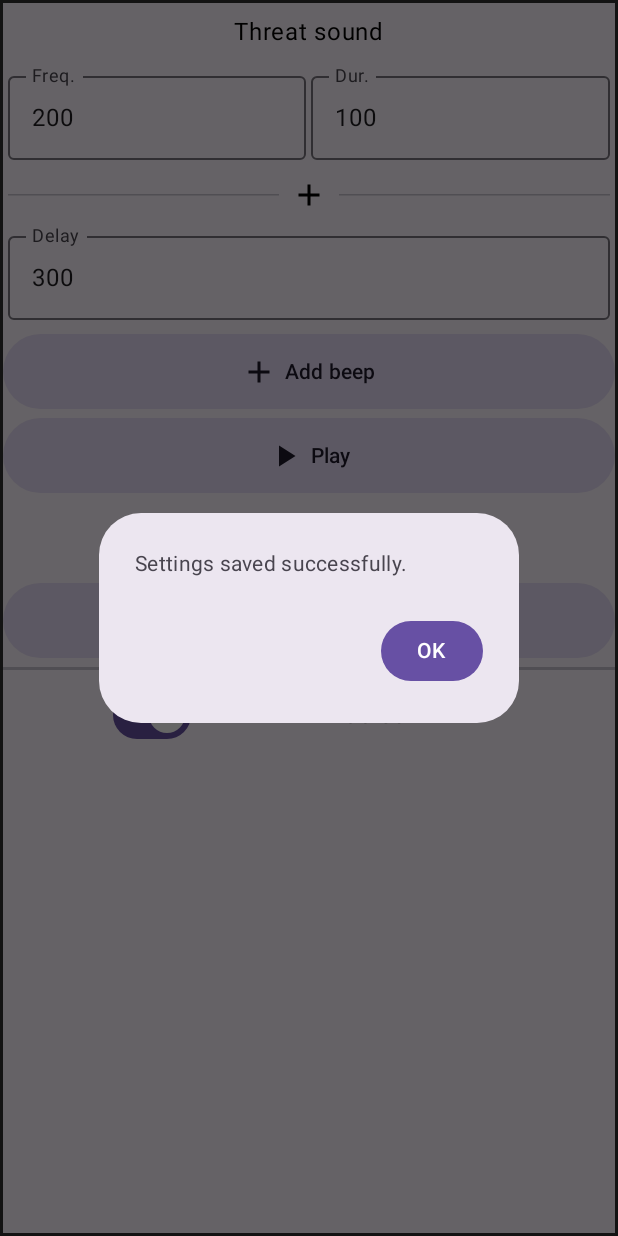
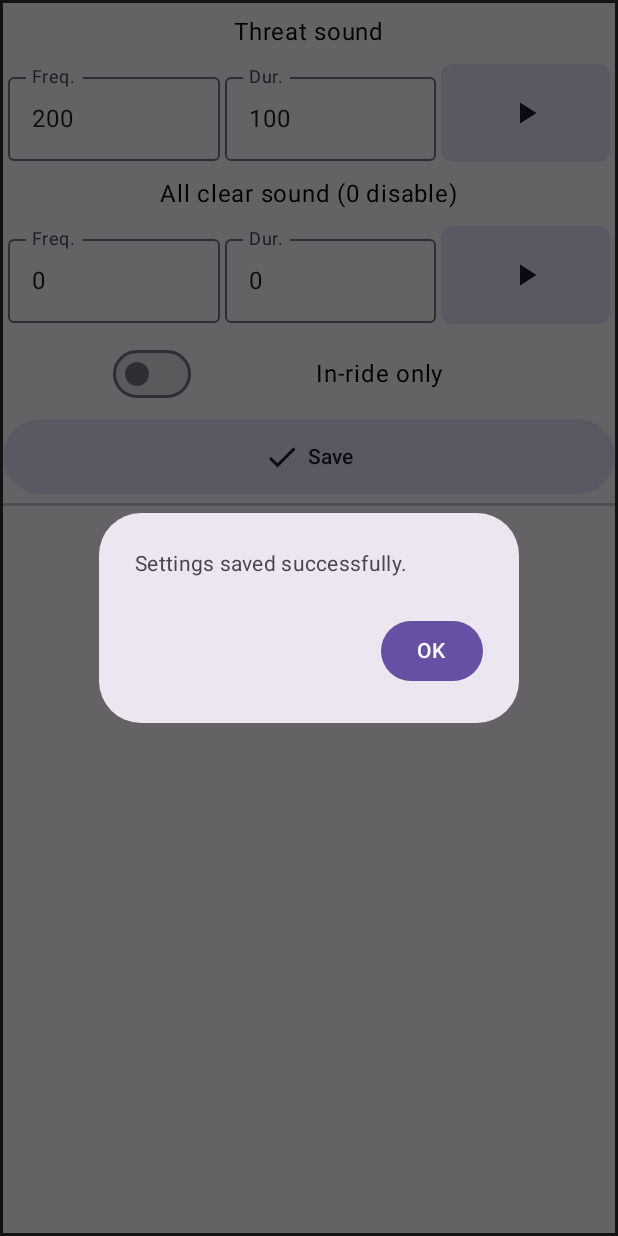
Before and after one commit to itxsvv/kxradar, an Android app built with Jetpack Compose: the screen it shows after launch (MainActivity), after a tap on "Save", on a phone screen of 412 x 824 dp. Run offline under Robolectric (Android 15) with nearby library versions, the phone set to English and light mode, and no system bars; libraries missing offline, so code that uses them is left out: io.hammerhead.karooext; 2 statements that could not run were skipped.

Commit message:
Revert "Multiple beeps"

```diff
--- a/app/src/main/kotlin/org/itxsvv/kxradar/Extensions.kt
+++ b/app/src/main/kotlin/org/itxsvv/kxradar/Extensions.kt
@@ -24,16 +24,11 @@ val jsonWithUnknownKeys = Json { ignoreUnknownKeys = true }
 val settingsKey = stringPreferencesKey("settings")
 
 @Serializable
-data class BeepPattern(
-    val freq: Int,
-    val duration: Int,
-    val delay: Int
-)
-
-@Serializable
 data class RadarSettings(
-    val threatLevelPattern: List<BeepPattern>,
-    val threatPassedLevelPattern: List<BeepPattern>,
+    val threatLevelFreq: Int,
+    val threatLevelDur: Int,
+    val threaPassedtLevelFreq: Int,
+    val threatPassedLevelDur: Int,
     val inRideOnly: Boolean = false,
     val enabled: Boolean = true,
 ) {
@@ -42,8 +37,7 @@ data class RadarSettings(
     }
 
     constructor() : this(
-        listOf(BeepPattern(200, 100, 500)),
-        listOf(BeepPattern(0, 0, 500)),
+        200, 100, 0, 0,
         false, true
     )
 }
@@ -89,9 +83,10 @@ fun KarooSystemService.streamRideState(): Flow<RideState> {
     }
 }
 
-fun KarooSystemService.beep(pattern: List<BeepPattern>) {
-    pattern.forEach { beep ->
-        dispatch(PlayBeepPattern(listOf(PlayBeepPattern.Tone(beep.freq, beep.duration))))
-        Thread.sleep(beep.delay.toLong())
-    }
+fun KarooSystemService.beep(freq: Int, duration: Int) {
+    dispatch(
+        PlayBeepPattern(
+            listOf(PlayBeepPattern.Tone(freq, duration))
+        )
+    )
 }
--- a/app/src/main/kotlin/org/itxsvv/kxradar/KarooRadarExtension.kt
+++ b/app/src/main/kotlin/org/itxsvv/kxradar/KarooRadarExtension.kt
@@ -4,6 +4,7 @@ import android.util.Log
 import io.hammerhead.karooext.KarooSystemService
 import io.hammerhead.karooext.extension.KarooExtension
 import io.hammerhead.karooext.models.DataType
+import io.hammerhead.karooext.models.PlayBeepPattern
 import io.hammerhead.karooext.models.RideState
 import io.hammerhead.karooext.models.StreamState
 import kotlinx.coroutines.CoroutineScope
@@ -12,6 +13,7 @@ import kotlinx.coroutines.Job
 import kotlinx.coroutines.flow.combine
 import kotlinx.coroutines.flow.mapNotNull
 import kotlinx.coroutines.launch
+import kotlin.time.Duration
 
 class KarooRadarExtension : KarooExtension("kxradar", "1.0.2") {
     companion object {
@@ -58,11 +60,11 @@ class KarooRadarExtension : KarooExtension("kxradar", "1.0.2") {
                     ) {
                         if (!radarThreat && threatLevel > 0) {
                             Log.i(TAG, "Threar")
-                            karooSystem.beep(settings.threatLevelPattern)
+                            karooSystem.beep(settings.threatLevelFreq, settings.threatLevelDur)
                         }
                         if (radarThreat && threatLevel == 0.0) {
                             Log.i(TAG, "Clear")
-                            karooSystem.beep(settings.threatPassedLevelPattern)
+                            karooSystem.beep(settings.threaPassedtLevelFreq, settings.threatPassedLevelDur)
                         }
                     }
                     radarThreat = threatLevel != 0.0
--- a/app/src/main/kotlin/org/itxsvv/kxradar/screens/MainScreen.kt
+++ b/app/src/main/kotlin/org/itxsvv/kxradar/screens/MainScreen.kt
@@ -1,54 +1,73 @@
 package org.itxsvv.kxradar.screens
 
 import androidx.compose.foundation.background
-import androidx.compose.foundation.clickable
-import androidx.compose.foundation.gestures.detectTapGestures
-import androidx.compose.foundation.layout.*
-import androidx.compose.foundation.rememberScrollState
-import androidx.compose.foundation.text.KeyboardActions
+import androidx.compose.foundation.layout.Arrangement
+import androidx.compose.foundation.layout.Column
+import androidx.compose.foundation.layout.Row
+import androidx.compose.foundation.layout.Spacer
+import androidx.compose.foundation.layout.fillMaxSize
+import androidx.compose.foundation.layout.fillMaxWidth
+import androidx.compose.foundation.layout.height
+import androidx.compose.foundation.layout.padding
+import androidx.compose.foundation.layout.size
+import androidx.compose.foundation.layout.width
+import androidx.compose.foundation.shape.RoundedCornerShape
 import androidx.compose.foundation.text.KeyboardOptions
-import androidx.compose.foundation.verticalScroll
 import androidx.compose.material.icons.Icons
-import androidx.compose.material.icons.filled.Add
 import androidx.compose.material.icons.filled.Done
+import androidx.compose.material.icons.filled.Menu
 import androidx.compose.material.icons.filled.PlayArrow
-import androidx.compose.material3.*
-import androidx.compose.runtime.*
+import androidx.compose.material3.AlertDialog
+import androidx.compose.material3.Button
+import androidx.compose.material3.FilledTonalButton
+import androidx.compose.material3.HorizontalDivider
+import androidx.compose.material3.Icon
+import androidx.compose.material3.MaterialTheme
+import androidx.compose.material3.OutlinedTextField
+import androidx.compose.material3.Switch
+import androidx.compose.material3.Text
+import androidx.compose.runtime.Composable
+import androidx.compose.runtime.LaunchedEffect
+import androidx.compose.runtime.getValue
+import androidx.compose.runtime.mutableStateOf
+import androidx.compose.runtime.remember
+import androidx.compose.runtime.rememberCoroutineScope
+import androidx.compose.runtime.setValue
 import androidx.compose.ui.Alignment
-import androidx.compose.ui.ExperimentalComposeUiApi
 import androidx.compose.ui.Modifier
-import androidx.compose.ui.focus.FocusDirection
-import androidx.compose.ui.focus.FocusManager
-import androidx.compose.ui.focus.onFocusChanged
-import androidx.compose.ui.input.pointer.pointerInput
 import androidx.compose.ui.platform.LocalContext
-import androidx.compose.ui.platform.LocalFocusManager
-import androidx.compose.ui.text.input.ImeAction
 import androidx.compose.ui.text.input.KeyboardType
 import androidx.compose.ui.unit.dp
 import io.hammerhead.karooext.KarooSystemService
+import io.hammerhead.karooext.models.PlayBeepPattern
 import kotlinx.coroutines.launch
-import org.itxsvv.kxradar.*
+import org.itxsvv.kxradar.RadarSettings
+import org.itxsvv.kxradar.beep
+import org.itxsvv.kxradar.saveSettings
+import org.itxsvv.kxradar.streamSettings
 
 @Composable
 fun MainScreen() {
     val pattern = remember { Regex("^\\d*\\d*\$") }
     val scope = rememberCoroutineScope()
     val ctx = LocalContext.current
-    val focusManager = LocalFocusManager.current
     val karooSystem = remember { KarooSystemService(ctx) }
     var savedDialogVisible by remember { mutableStateOf(false) }
 
-    var uiThreatLevelPattern by remember { mutableStateOf(listOf(BeepPattern(200, 100, 0))) }
-    var uiThreatPassedLevelPattern by remember { mutableStateOf(listOf(BeepPattern(0, 0, 0))) }
+    var uiThreatLevelFreq by remember { mutableStateOf(0) }
+    var uiThreatLevelDur by remember { mutableStateOf(0) }
+    var uiThreatPassedLevelFreq by remember { mutableStateOf(0) }
+    var uiThreatPassedLevelDur by remember { mutableStateOf(0) }
     var uiInRideOnlyEnabled by remember { mutableStateOf(true) }
     var uiBeepEnabled by remember { mutableStateOf(true) }
 
     fun saveUISettings() {
         scope.launch {
             val radarSettings = RadarSettings(
-                threatLevelPattern = uiThreatLevelPattern,
-                threatPassedLevelPattern = uiThreatPassedLevelPattern,
+                threatLevelFreq = uiThreatLevelFreq,
+                threatLevelDur = uiThreatLevelDur,
+                threaPassedtLevelFreq = uiThreatPassedLevelFreq,
+                threatPassedLevelDur = uiThreatPassedLevelDur,
                 inRideOnly = uiInRideOnlyEnabled,
                 enabled = uiBeepEnabled
             )
@@ -58,8 +77,10 @@ fun MainScreen() {
 
     LaunchedEffect(Unit) {
         ctx.streamSettings().collect { settings ->
-            uiThreatLevelPattern = settings.threatLevelPattern
-            uiThreatPassedLevelPattern = settings.threatPassedLevelPattern
+            uiThreatLevelFreq = settings.threatLevelFreq
+            uiThreatLevelDur = settings.threatLevelDur
+            uiThreatPassedLevelFreq = settings.threaPassedtLevelFreq
+            uiThreatPassedLevelDur = settings.threatPassedLevelDur
             uiInRideOnlyEnabled = settings.inRideOnly
             uiBeepEnabled = settings.enabled
         }
@@ -69,89 +90,100 @@ fun MainScreen() {
         karooSystem.connect()
     }
 
-    val scrollState = rememberScrollState()
-
     Column(
         modifier = Modifier
             .fillMaxWidth()
             .fillMaxSize()
             .padding(2.dp)
-            .background(MaterialTheme.colorScheme.background)
-            .verticalScroll(scrollState)
-            .clickable { focusManager.clearFocus() },
+            .background(MaterialTheme.colorScheme.background),
         verticalArrangement = Arrangement.spacedBy(6.dp),
         horizontalAlignment = Alignment.CenterHorizontally
     ) {
         Spacer(modifier = Modifier.size(1.dp))
         Text("Threat sound")
-        uiThreatLevelPattern.forEachIndexed { index, beepPattern ->
-            BeepPatternFields(
-                beepPattern = beepPattern,
-                index = index,
-                pattern = pattern,
-                onFreqChange = { newFreq ->
-                    uiThreatLevelPattern = uiThreatLevelPattern.toMutableList().apply {
-                        this[index] = this[index].copy(freq = newFreq)
+        Row(
+            modifier = Modifier
+                .fillMaxWidth()
+                .padding(3.dp),
+            verticalAlignment = Alignment.CenterVertically,
+            horizontalArrangement = Arrangement.spacedBy(3.dp)
+        ) {
+            OutlinedTextField(
+                value = uiThreatLevelFreq.toString(),
+                keyboardOptions = KeyboardOptions(keyboardType = KeyboardType.Number),
+                onValueChange = { newText ->
+                    if (!newText.isEmpty() && newText.matches(pattern)) {
+                        uiThreatLevelFreq = newText.replace("\n", "").toInt()
                     }
                 },
-                onDurationChange = { newDuration ->
-                    uiThreatLevelPattern = uiThreatLevelPattern.toMutableList().apply {
-                        this[index] = this[index].copy(duration = newDuration)
+                modifier = Modifier.weight(1f),
+                singleLine = true,
+                label = { Text(text = "Freq.") }
+
+            )
+            OutlinedTextField(
+                value = uiThreatLevelDur.toString(),
+                keyboardOptions = KeyboardOptions(keyboardType = KeyboardType.Decimal),
+                onValueChange = { newText ->
+                    if (!newText.isEmpty() && newText.matches(pattern)) {
+                        uiThreatLevelDur = (newText.replace("\n", "")).toInt()
                     }
                 },
-                onDelayChange = { newDelay ->
-                    uiThreatLevelPattern = uiThreatLevelPattern.toMutableList().apply {
-                        this[index] = this[index].copy(delay = newDelay)
+                modifier = Modifier.weight(1f),
+                singleLine = true,
+                label = { Text(text = "Dur.") }
+            )
+            FilledTonalButton(modifier = Modifier
+                .weight(0.8f)
+                .height(65.dp), shape = RoundedCornerShape(8.dp), onClick = {
+                scope.launch {
+                    karooSystem.beep(uiThreatLevelFreq, uiThreatLevelDur)
+                }
+            }) {
+                Icon(Icons.Default.PlayArrow, contentDescription = "")
+            }
+        }
+        Text("All clear sound (0 disable)")
+        Row(
+            modifier = Modifier
+                .fillMaxWidth()
+                .padding(3.dp),
+            verticalAlignment = Alignment.CenterVertically,
+            horizontalArrangement = Arrangement.spacedBy(3.dp)
+        ) {
+            OutlinedTextField(
+                value = uiThreatPassedLevelFreq.toString(),
+                keyboardOptions = KeyboardOptions(keyboardType = KeyboardType.Number),
+                onValueChange = { newText ->
+                    if (!newText.isEmpty() && newText.matches(pattern)) {
+                        uiThreatPassedLevelFreq = newText.replace("\n", "").toInt()
                     }
                 },
-                focusManager = focusManager
+                modifier = Modifier.weight(1f),
+                singleLine = true,
+                label = { Text(text = "Freq.") }
             )
-            if (index < uiThreatLevelPattern.size - 1) {
-                Row(
-                    modifier = Modifier
-                        .fillMaxWidth()
-                        .padding(vertical = 4.dp),
-                    verticalAlignment = Alignment.CenterVertically,
-                    horizontalArrangement = Arrangement.Center
-                ) {
-                    HorizontalDivider(modifier = Modifier.weight(1f))
-                    Spacer(modifier = Modifier.width(8.dp))
-                    Icon(Icons.Default.Add, contentDescription = "Plus")
-                    Spacer(modifier = Modifier.width(8.dp))
-                    HorizontalDivider(modifier = Modifier.weight(1f))
+            OutlinedTextField(
+                value = uiThreatPassedLevelDur.toString(),
+                keyboardOptions = KeyboardOptions(keyboardType = KeyboardType.Decimal),
+                onValueChange = { newText ->
+                    if (!newText.isEmpty() && newText.matches(pattern)) {
+                        uiThreatPassedLevelDur = (newText.replace("\n", "")).toInt()
+                    }
+                },
+                modifier = Modifier.weight(1f),
+                singleLine = true,
+                label = { Text(text = "Dur.") }
+            )
+            FilledTonalButton(modifier = Modifier
+                .weight(0.8f)
+                .height(65.dp), shape = RoundedCornerShape(8.dp), onClick = {
+                scope.launch {
+                    karooSystem.beep(uiThreatPassedLevelFreq, uiThreatPassedLevelDur)
                 }
+            }) {
+                Icon(Icons.Default.PlayArrow, contentDescription = "")
             }
-        }
-        if (uiThreatLevelPattern.size < 10) {
-            FilledTonalButton(
-                modifier = Modifier
-                    .fillMaxWidth()
-                    .height(50.dp),
-                onClick = {
-                    uiThreatLevelPattern = uiThreatLevelPattern.toMutableList().apply {
-                        this[lastIndex] = this[lastIndex].copy(delay = 500)
-                        add(BeepPattern(200, 100, 0))
-                    }
-                }
-            ) {
-                Icon(Icons.Default.Add, contentDescription = "Add beep")
-                Spacer(modifier = Modifier.width(5.dp))
-                Text("Add beep")
-            }
-        }
-        FilledTonalButton(
-            modifier = Modifier
-                .fillMaxWidth()
-                .height(50.dp),
-            onClick = {
-                scope.launch {
-                    karooSystem.beep(uiThreatLevelPattern)
-                }
-            }
-        ) {
-            Icon(Icons.Default.PlayArrow, contentDescription = "Play")
-            Spacer(modifier = Modifier.width(5.dp))
-            Text("Play")
         }
         Row(verticalAlignment = Alignment.CenterVertically) {
             Switch(
@@ -172,7 +204,7 @@ fun MainScreen() {
                 savedDialogVisible = true
             }
         }) {
-            Icon(Icons.Default.Done, contentDescription = "Save")
+            Icon(Icons.Default.Done, contentDescription = "")
             Spacer(modifier = Modifier.width(5.dp))
             Text("Save")
         }
@@ -203,129 +235,5 @@ fun MainScreen() {
             )
         }
     }
+
 }
-
-@OptIn(ExperimentalComposeUiApi::class)
-@Composable
-fun BeepPatternFields(
-    beepPattern: BeepPattern,
-    index: Int,
-    pattern: Regex,
-    onFreqChange: (Int) -> Unit,
-    onDurationChange: (Int) -> Unit,
-    onDelayChange: (Int) -> Unit,
-    focusManager: FocusManager
-) {
-    Column(
-        modifier = Modifier
-            .fillMaxWidth()
-            .padding(3.dp),
-        verticalArrangement = Arrangement.spacedBy(3.dp),
-        horizontalAlignment = Alignment.CenterHorizontally
-    ) {
-        Row(
-            modifier = Modifier.fillMaxWidth().padding(0.dp, 0.dp, 0.dp, 4.dp),
-            verticalAlignment = Alignment.CenterVertically,
-            horizontalArrangement = Arrangement.spacedBy(3.dp)
-        ) {
-            OutlinedTextField(
-                value = beepPattern.freq.toString(),
-                keyboardOptions = KeyboardOptions(keyboardType = KeyboardType.Number),
-                onValueChange = { newText ->
-                    if (newText.isNotEmpty() && newText.matches(pattern)) {
-                        onFreqChange(newText.toInt())
-                    }
-                },
-                modifier = Modifier
-                    .weight(1f)
-                    .pointerInput(Unit) {
-                        detectTapGestures(
-                            onDoubleTap = {
-                                focusManager.clearFocus()
-                                focusManager.moveFocus(FocusDirection.Enter)
-                            }
-                        )
-                    },
-                singleLine = true,
-                label = { Text(text = "Freq.") }
-            )
-            OutlinedTextField(
-                value = beepPattern.duration.toString(),
-                keyboardOptions = KeyboardOptions(keyboardType = KeyboardType.Decimal),
-                onValueChange = { newText ->
-                    if (newText.isNotEmpty() && newText.matches(pattern)) {
-                        onDurationChange(newText.toInt())
-                    }
-                },
-                modifier = Modifier
-                    .weight(1f)
-                    .pointerInput(Unit) {
-                        detectTapGestures(
-                            onDoubleTap = {
-                                focusManager.clearFocus()
-                                focusManager.moveFocus(FocusDirection.Enter)
-                            }
-                        )
-                    },
-                singleLine = true,
-                label = { Text(text = "Dur.") }
-            )
-        }
-        if (index < 9) {
-            var delayText by remember { mutableStateOf(beepPattern.delay.toString()) }
-            Row(
-                modifier = Modifier
-                    .fillMaxWidth()
-                    .padding(vertical = 4.dp),
-                verticalAlignment = Alignment.CenterVertically,
-                horizontalArrangement = Arrangement.Center
-            ) {
-                HorizontalDivider(modifier = Modifier.weight(1f))
-                Spacer(modifier = Modifier.width(8.dp))
-                Icon(Icons.Default.Add, contentDescription = "Plus")
-                Spacer(modifier = Modifier.width(8.dp))
-                HorizontalDivider(modifier = Modifier.weight(1f))
-            }
-            OutlinedTextField(
-                value = delayText,
-                keyboardOptions = KeyboardOptions(
-                    keyboardType = KeyboardType.Number,
-                    imeAction = ImeAction.Done
-                ),
-                keyboardActions = KeyboardActions(
-                    onDone = {
-                        if (beepPattern.delay < 300) {
-                            onDelayChange(300)
-                            delayText = "300"
-                        }
-                        focusManager.clearFocus()
-                    }
-                ),
-                onValueChange = { newText ->
-                    if (newText.isNotEmpty() && newText.matches(pattern)) {
-                        delayText = newText
-                        onDelayChange(newText.toInt())
-                    }
-                },
-                modifier = Modifier
-                    .fillMaxWidth()
-                    .pointerInput(Unit) {
-                        detectTapGestures(
-                            onDoubleTap = {
-                                focusManager.clearFocus()
-                                focusManager.moveFocus(FocusDirection.Enter)
-                            }
-                        )
-                    }
-                    .onFocusChanged { focusState ->
-                        if (!focusState.isFocused && beepPattern.delay < 300) {
-                            onDelayChange(300)
-                            delayText = "300"
-                        }
-                    },
-                singleLine = true,
-                label = { Text(text = "Delay") }
-            )
-        }
-    }
-}
```
